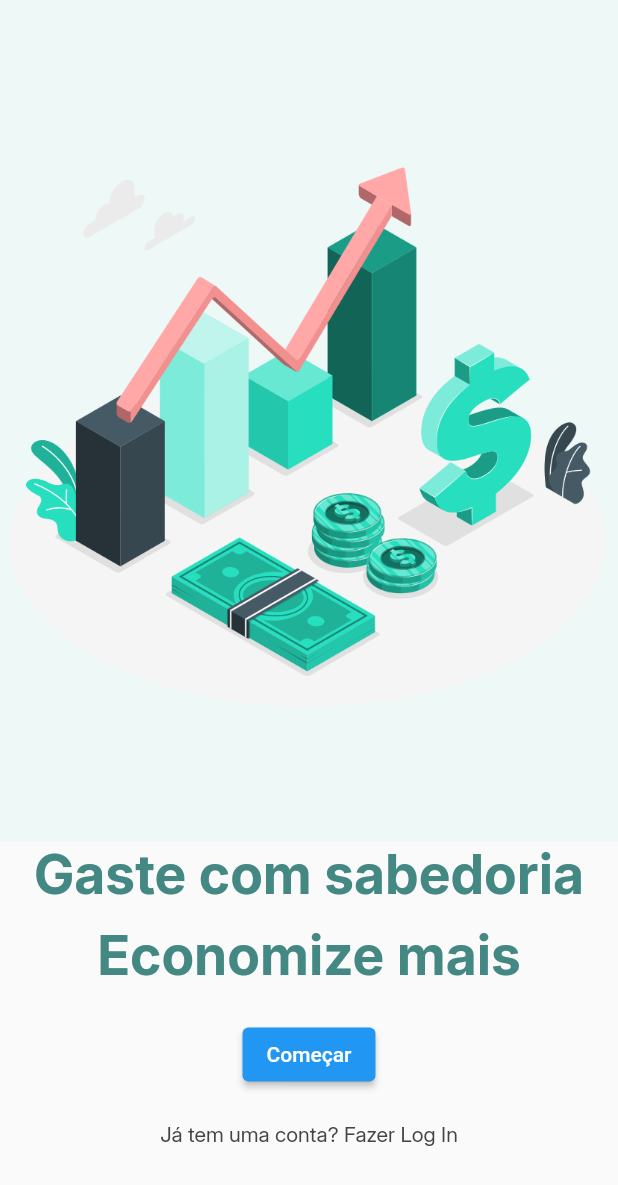
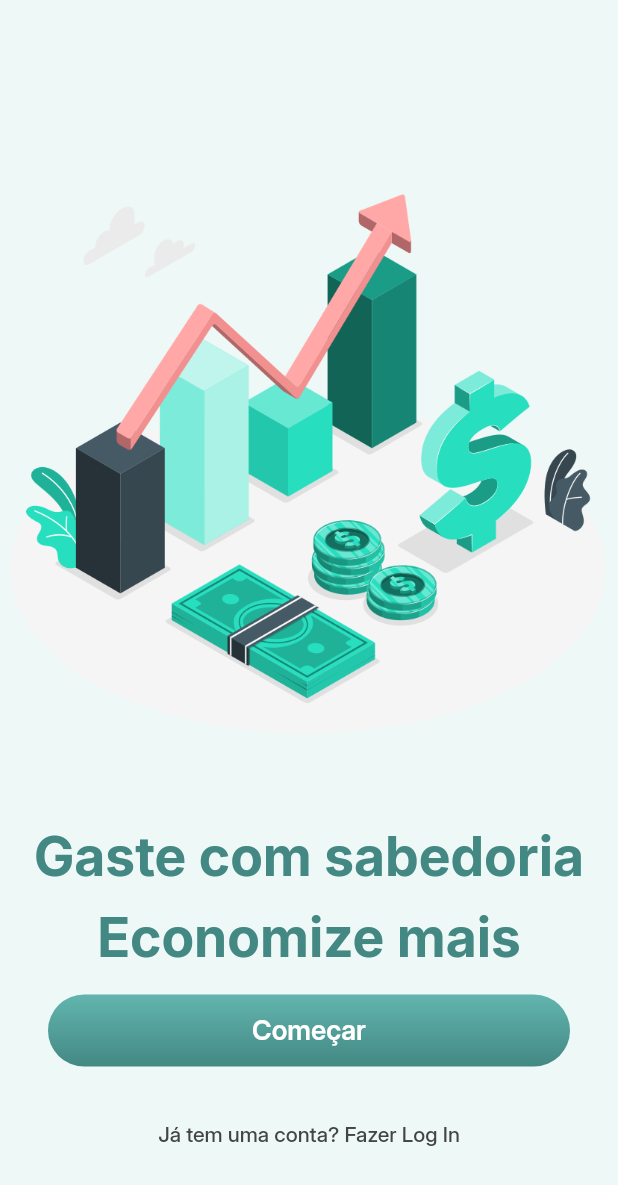
Before and after one commit to lucaspaludo/app_financeiro, a Flutter app: the screen it shows after launch, on a phone screen of 412 x 824 dp. Shown: the top 1185 px of the screen. Run offline on Flutter 3.47's test engine with Material 2 defaults, Android fonts, the phone set to English and light mode, and no system bars.

Commit message:
componentizando botão onBoarding

```diff
--- a/lib/common/constants/app_colors.dart
+++ b/lib/common/constants/app_colors.dart
@@ -13,4 +13,9 @@ class AppColors {
     Color(0xFF63B5AF),
     Color(0xFF438883)
   ];
+
+    static const List<Color> greyGradient = [
+    Color(0xFFB5B5B5),
+    Color(0xFF7F7F7F)
+  ];
 }
--- a/lib/common/constants/app_text_styles.dart
+++ b/lib/common/constants/app_text_styles.dart
@@ -3,21 +3,15 @@ import 'package:flutter/widgets.dart';
 class AppTextStyles {
   AppTextStyles._();
 
-  static const TextStyle bigText = TextStyle(
-    fontSize: 50,
-    fontWeight: FontWeight.w700,
-    fontFamily: 'Inter'
-  );
+  static const TextStyle bigText =
+      TextStyle(fontSize: 50, fontWeight: FontWeight.w700, fontFamily: 'Inter');
 
-    static const TextStyle mediumText = TextStyle(
-    fontSize: 36,
-    fontWeight: FontWeight.w700,
-    fontFamily: 'Inter'
-  );
+  static const TextStyle mediumText =
+      TextStyle(fontSize: 36, fontWeight: FontWeight.w700, fontFamily: 'Inter');
 
-      static const TextStyle smallText = TextStyle(
-    fontSize: 14,
-    fontWeight: FontWeight.w500,
-    fontFamily: 'Inter'
-  );
+  static const TextStyle smallText =
+      TextStyle(fontSize: 14, fontWeight: FontWeight.w500, fontFamily: 'Inter');
+
+  static const TextStyle mediumText18 =
+      TextStyle(fontSize: 18, fontWeight: FontWeight.w600, fontFamily: 'Inter');
 }
--- /dev/null
+++ b/lib/common/widgets/primary_button.dart
@@ -0,0 +1,42 @@
+import 'package:flutter/material.dart';
+import '../constants/app_colors.dart';
+import '../constants/app_text_styles.dart';
+
+class PrimaryButton extends StatelessWidget {
+  final VoidCallback? onPressed;
+  final String text;
+  const PrimaryButton({
+    Key? key,
+    this.onPressed,
+    required this.text,
+  }) : super(key: key);
+
+  final BorderRadius _borderRadius =
+      const BorderRadius.all(Radius.circular(24.0));
+
+  @override
+  Widget build(BuildContext context) {
+    return Ink(
+
+      height: 48,
+      decoration: BoxDecoration(
+        borderRadius: _borderRadius,
+        gradient: const LinearGradient(
+            begin: Alignment.topCenter,
+            end: Alignment.bottomCenter,
+            colors: AppColors.greenGradient),
+      ),
+      child: InkWell(
+        onTap: onPressed,
+        borderRadius: _borderRadius,
+        child: Align(
+          child: Text(
+            text,
+            style:
+                AppTextStyles.mediumText18.copyWith(color: AppColors.white),
+          ),
+        ),
+      ),
+    );
+  }
+}
--- a/lib/onBoarding/onBoarding_screen.dart
+++ b/lib/onBoarding/onBoarding_screen.dart
@@ -1,6 +1,12 @@
+// ignore_for_file: public_member_api_docs, sort_constructors_first
+import 'dart:math';
+
+import 'package:flutter/material.dart';
+
 import 'package:app_financeiro/common/constants/app_colors.dart';
 import 'package:app_financeiro/common/constants/app_text_styles.dart';
-import 'package:flutter/material.dart';
+
+import '../common/widgets/primary_button.dart';
 
 class OnBoardingScreen extends StatelessWidget {
   const OnBoardingScreen({super.key});
@@ -8,25 +14,37 @@ class OnBoardingScreen extends StatelessWidget {
   @override
   Widget build(BuildContext context) {
     return Scaffold(
+      backgroundColor: AppColors.iceWhite,
       body: Align(
         child: Column(
-
           children: [
+            SizedBox(height: 48.0,),
             Expanded(
               flex: 2,
-              child: Container(
-                color: AppColors.iceWhite,
-                child: Image.asset('assets/images/onBoarding.png'),
-              ),
+              child: Image.asset('assets/images/onBoarding.png'),
             ),
-            Text('Gaste com sabedoria', style: AppTextStyles.mediumText.copyWith(color: AppColors.greenlightTwo)),
-            const  SizedBox(height: 10),
-            Text('Economize mais', style: AppTextStyles.mediumText.copyWith(color: AppColors.greenlightTwo)),
-            const  SizedBox(height: 20,),
-            ElevatedButton(onPressed: (){}, child: const Text('Começar')),
-            const SizedBox(height: 20,),
-            Text('Já tem uma conta? Fazer Log In', style: AppTextStyles.smallText.copyWith(color: AppColors.grey)),
-            const SizedBox(height: 60.0,)
+            Text('Gaste com sabedoria',
+                style: AppTextStyles.mediumText
+                    .copyWith(color: AppColors.greenlightTwo)),
+            const SizedBox(height: 10),
+            Text('Economize mais',
+                style: AppTextStyles.mediumText
+                    .copyWith(color: AppColors.greenlightTwo)),
+            Padding(
+              padding: const EdgeInsets.symmetric(horizontal: 32.0, vertical: 16.0),
+              child: PrimaryButton(
+                text: 'Começar',
+                onPressed: () {},
+                ),
+            ),
+            const SizedBox(
+              height: 20,
+            ),
+            Text('Já tem uma conta? Fazer Log In',
+                style: AppTextStyles.smallText.copyWith(color: AppColors.grey)),
+            const SizedBox(
+              height: 60.0,
+            )
           ],
         ),
       ),
```
Also changed, not shown: pubspec.yaml (+8 -1 lines), assets/fonts/Inter_18pt-ExtraBold.ttf (added), assets/fonts/Inter_28pt-Medium.ttf (added), assets/fonts/Inter_28pt-SemiBold.ttf (added).
